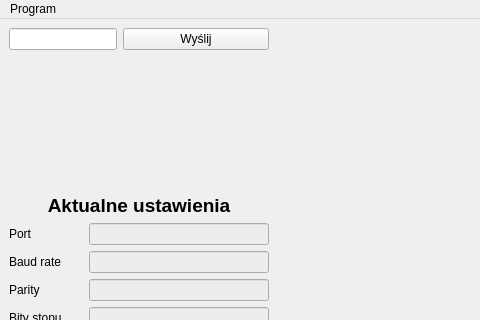
Before: the Qt Designer form ui/mainwindow.ui in p4r4noj4/spectroscope-connector, drawn with Qt 5; both pictures show x 0 to 480 and y 0 to 320 of the 810 by 594 pixel window.
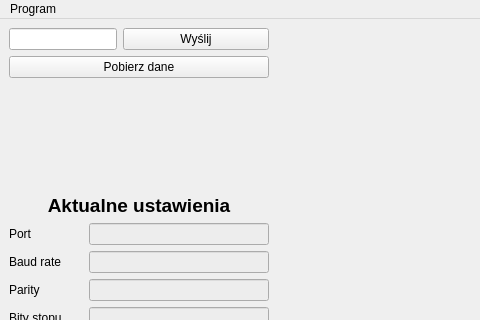
After: the same form once the commit is applied.

Commit message: Multiple changes in UI and installation  * Adding support for data loading (not yet finished)  * Small change in Readme  * Added setup script and MIT license

What changed in the file:
```diff
--- a/ui/mainwindow.ui
+++ b/ui/mainwindow.ui
@@ -638,6 +638,13 @@
           </item>
          </layout>
         </item>
+        <item row="1" column="0">
+         <widget class="QPushButton" name="openLoadData">
+          <property name="text">
+           <string>Pobierz dane</string>
+          </property>
+         </widget>
+        </item>
        </layout>
       </item>
       <item row="3" column="0" colspan="3">
```
The commit also changes 8 other files.
